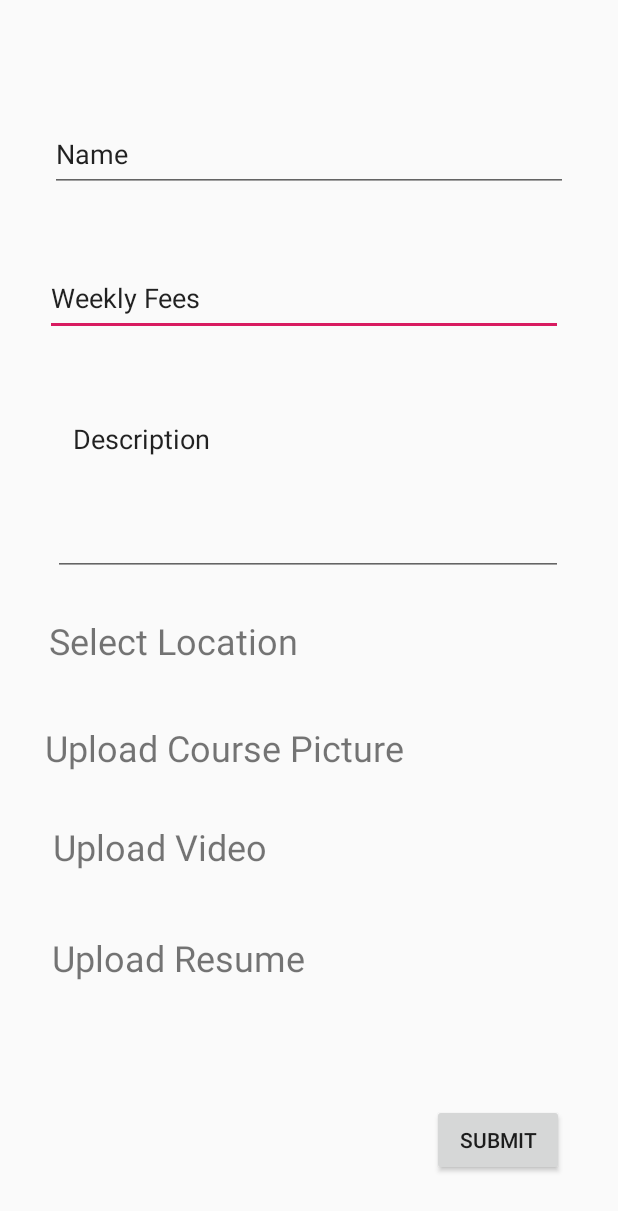
After one commit to profawxhawk/Dhcs_application, an Android app: the layout activity_create_course.xml on its own in the app's theme, with its tools: preview values and no code run, on a phone screen of 412 x 824 dp. The commit adds this screen. Shown: the top 1211 px of the screen. Run offline under Robolectric (Android 15) with nearby library versions, the light colour scheme and no system bars.

Commit message:
Add files via upload

```diff
--- a/app/src/main/AndroidManifest.xml
+++ b/app/src/main/AndroidManifest.xml
@@ -13,6 +13,7 @@
         android:theme="@style/AppTheme">
         <activity android:name=".profilepage"></activity>
         <activity android:name=".myskillspage" />
+        <activity android:name=".create_course" />
         <activity android:name=".LoginActivity">
             <intent-filter>
                 <action android:name="android.intent.action.MAIN" />
--- a/app/src/main/java/com/example/dhcs_application/LoginActivity.java
+++ b/app/src/main/java/com/example/dhcs_application/LoginActivity.java
@@ -64,8 +64,8 @@ public class LoginActivity extends AppCompatActivity {
                         if(task.isSuccessful()){
                             Toast.makeText(getApplicationContext(),"User login successfull",Toast.LENGTH_SHORT).show();
                             finish();
-                            Intent profilepageIntent = new Intent(LoginActivity.this, myskillspage.class);
-                            startActivity(profilepageIntent);
+                            Intent coursepageIntent = new Intent(LoginActivity.this, myskillspage.class);
+                            startActivity(coursepageIntent);
                         }
                         else{
                             Toast.makeText(getApplicationContext(),"User login not successfull, Try again later",Toast.LENGTH_SHORT).show();
--- a/app/src/main/java/com/example/dhcs_application/ui/main/PageViewModel.java
+++ b/app/src/main/java/com/example/dhcs_application/ui/main/PageViewModel.java
@@ -1,4 +1,4 @@
-package com.example.tabs4.ui.main;
+package com.example.dhcs_application.ui.main;
 
 import androidx.arch.core.util.Function;
 import androidx.lifecycle.LiveData;
--- a/app/src/main/java/com/example/dhcs_application/ui/main/PlaceholderFragment.java
+++ b/app/src/main/java/com/example/dhcs_application/ui/main/PlaceholderFragment.java
@@ -1,4 +1,4 @@
-package com.example.tabs4.ui.main;
+package com.example.dhcs_application.ui.main;
 
 import android.os.Bundle;
 import android.view.LayoutInflater;
@@ -21,7 +21,7 @@ public class PlaceholderFragment extends Fragment {
 
     private static final String ARG_SECTION_NUMBER = "section_number";
 
-    private com.example.tabs4.ui.main.PageViewModel pageViewModel;
+    private com.example.dhcs_application.ui.main.PageViewModel pageViewModel;
 
     public static PlaceholderFragment newInstance(int index) {
         PlaceholderFragment fragment = new PlaceholderFragment();
@@ -34,7 +34,7 @@ public class PlaceholderFragment extends Fragment {
     @Override
     public void onCreate(Bundle savedInstanceState) {
         super.onCreate(savedInstanceState);
-        pageViewModel = ViewModelProviders.of(this).get(com.example.tabs4.ui.main.PageViewModel.class);
+        pageViewModel = ViewModelProviders.of(this).get(com.example.dhcs_application.ui.main.PageViewModel.class);
         int index = 1;
         if (getArguments() != null) {
             index = getArguments().getInt(ARG_SECTION_NUMBER);
--- /dev/null
+++ b/app/src/main/res/layout/activity_create_course.xml
@@ -0,0 +1,116 @@
+<?xml version="1.0" encoding="utf-8"?>
+<androidx.constraintlayout.widget.ConstraintLayout xmlns:android="http://schemas.android.com/apk/res/android"
+    xmlns:app="http://schemas.android.com/apk/res-auto"
+    xmlns:tools="http://schemas.android.com/tools"
+    android:id="@+id/linearLayout"
+    android:layout_width="match_parent"
+    android:layout_height="match_parent">
+
+    <EditText
+        android:id="@+id/editText3"
+        android:layout_width="345dp"
+        android:layout_height="50dp"
+        android:ems="10"
+        android:inputType="textPersonName"
+        android:text="Weekly Fees"
+        app:layout_constraintBottom_toBottomOf="parent"
+        app:layout_constraintEnd_toEndOf="parent"
+        app:layout_constraintHorizontal_bias="0.454"
+        app:layout_constraintStart_toStartOf="parent"
+        app:layout_constraintTop_toBottomOf="@+id/nametext"
+        app:layout_constraintVertical_bias="0.071" />
+
+    <EditText
+        android:id="@+id/nametext"
+        android:layout_width="345dp"
+        android:layout_height="50dp"
+        android:ems="10"
+        android:inputType="textPersonName"
+        android:text="Name"
+        app:layout_constraintBottom_toBottomOf="parent"
+        app:layout_constraintEnd_toEndOf="parent"
+        app:layout_constraintStart_toStartOf="parent"
+        app:layout_constraintTop_toTopOf="parent"
+        app:layout_constraintVertical_bias="0.101" />
+
+    <EditText
+        android:id="@+id/editText5"
+        android:layout_width="340dp"
+        android:layout_height="114dp"
+        android:ems="10"
+        android:gravity="start|top"
+        android:inputType="textMultiLine"
+        android:text="  Description"
+        app:layout_constraintBottom_toBottomOf="parent"
+        app:layout_constraintEnd_toEndOf="parent"
+        app:layout_constraintHorizontal_bias="0.492"
+        app:layout_constraintStart_toStartOf="parent"
+        app:layout_constraintTop_toBottomOf="@+id/editText3"
+        app:layout_constraintVertical_bias="0.095" />
+
+    <TextView
+        android:id="@+id/textView2"
+        android:layout_width="wrap_content"
+        android:layout_height="wrap_content"
+        android:text="Select Location"
+        android:textSize="24sp"
+        app:layout_constraintBottom_toBottomOf="parent"
+        app:layout_constraintEnd_toEndOf="parent"
+        app:layout_constraintHorizontal_bias="0.133"
+        app:layout_constraintStart_toStartOf="parent"
+        app:layout_constraintTop_toBottomOf="@+id/editText5"
+        app:layout_constraintVertical_bias="0.066" />
+
+    <TextView
+        android:id="@+id/textView6"
+        android:layout_width="wrap_content"
+        android:layout_height="wrap_content"
+        android:layout_marginTop="41dp"
+        android:text="Upload Resume"
+        android:textSize="24sp"
+        app:layout_constraintBottom_toBottomOf="parent"
+        app:layout_constraintEnd_toEndOf="parent"
+        app:layout_constraintHorizontal_bias="0.143"
+        app:layout_constraintStart_toStartOf="parent"
+        app:layout_constraintTop_toBottomOf="@+id/textView5"
+        app:layout_constraintVertical_bias="0.0" />
+
+    <TextView
+        android:id="@+id/textView5"
+        android:layout_width="wrap_content"
+        android:layout_height="wrap_content"
+        android:layout_marginTop="33dp"
+        android:text="Upload Video"
+        android:textSize="24sp"
+        app:layout_constraintBottom_toBottomOf="parent"
+        app:layout_constraintEnd_toEndOf="parent"
+        app:layout_constraintHorizontal_bias="0.13"
+        app:layout_constraintStart_toStartOf="parent"
+        app:layout_constraintTop_toBottomOf="@+id/textView4"
+        app:layout_constraintVertical_bias="0.0" />
+
+    <TextView
+        android:id="@+id/textView4"
+        android:layout_width="wrap_content"
+        android:layout_height="wrap_content"
+        android:text="Upload Course Picture"
+        android:textSize="24sp"
+        app:layout_constraintBottom_toBottomOf="parent"
+        app:layout_constraintEnd_toEndOf="parent"
+        app:layout_constraintHorizontal_bias="0.172"
+        app:layout_constraintStart_toStartOf="parent"
+        app:layout_constraintTop_toBottomOf="@+id/textView2"
+        app:layout_constraintVertical_bias="0.112" />
+
+    <Button
+        android:id="@+id/submit"
+        android:layout_width="wrap_content"
+        android:layout_height="wrap_content"
+        android:layout_marginBottom="40dp"
+        android:text="Submit"
+        app:layout_constraintBottom_toBottomOf="parent"
+        app:layout_constraintEnd_toEndOf="parent"
+        app:layout_constraintHorizontal_bias="0.888"
+        app:layout_constraintStart_toStartOf="parent" />
+
+</androidx.constraintlayout.widget.ConstraintLayout>
--- a/app/src/main/res/layout/fragment_main.xml
+++ b/app/src/main/res/layout/fragment_main.xml
@@ -5,7 +5,7 @@
     android:id="@+id/constraintLayout"
     android:layout_width="match_parent"
     android:layout_height="match_parent"
-    tools:context=".ui.main.PlaceholderFragment">
+    tools:context="com.example.dhcs_application.ui.main.PlaceholderFragment">
 
     <TextView
         android:id="@+id/section_label"
--- a/app/src/main/res/values/colors.xml
+++ b/app/src/main/res/values/colors.xml
@@ -4,4 +4,5 @@
     <color name="colorPrimaryDark">#00574B</color>
     <color name="colorAccent">#D81B60</color>
     <color name="white_nigga">#ffffff</color>
+    <color name="dakota_grey">#676767</color>
 </resources>
```
Also changed, not shown: app/src/main/java/com/example/dhcs_application/create_course.java (added, +39 -0 lines), app/src/main/java/com/example/dhcs_application/frag1.java (+45 -17 lines), app/src/main/java/com/example/dhcs_application/myskillspage.java (+10 -9 lines), app/src/main/res/layout/frag1_layout.xml (+40 -3 lines), app/src/main/res/layout/myskillspage.xml (+0 -8 lines).
